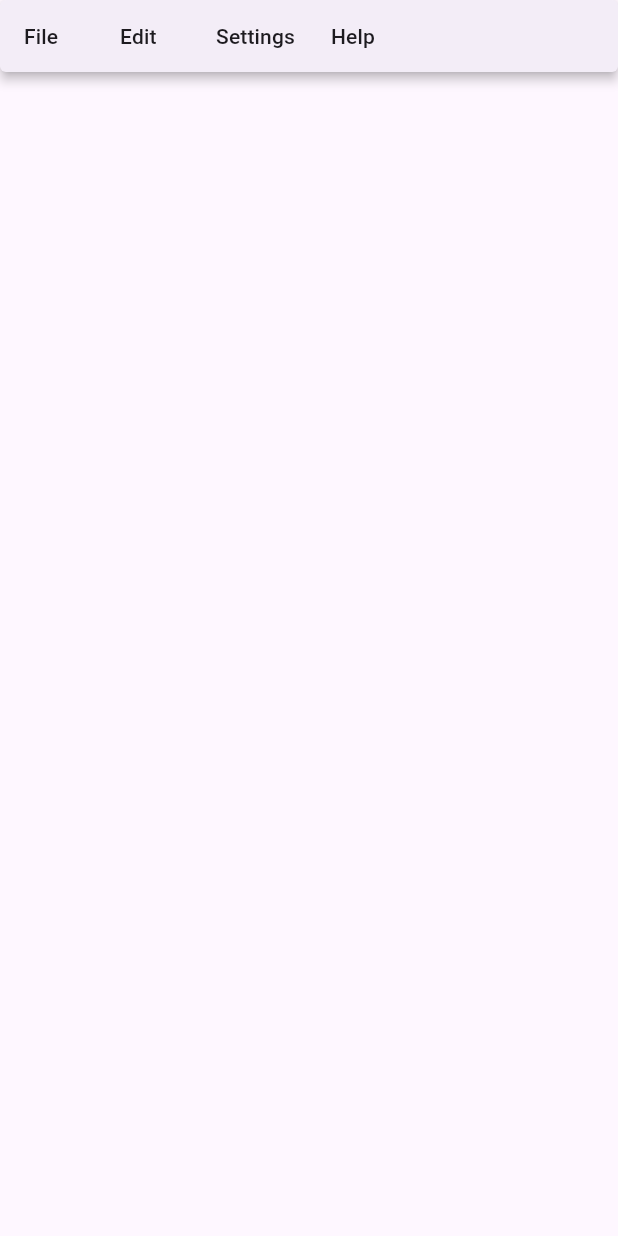
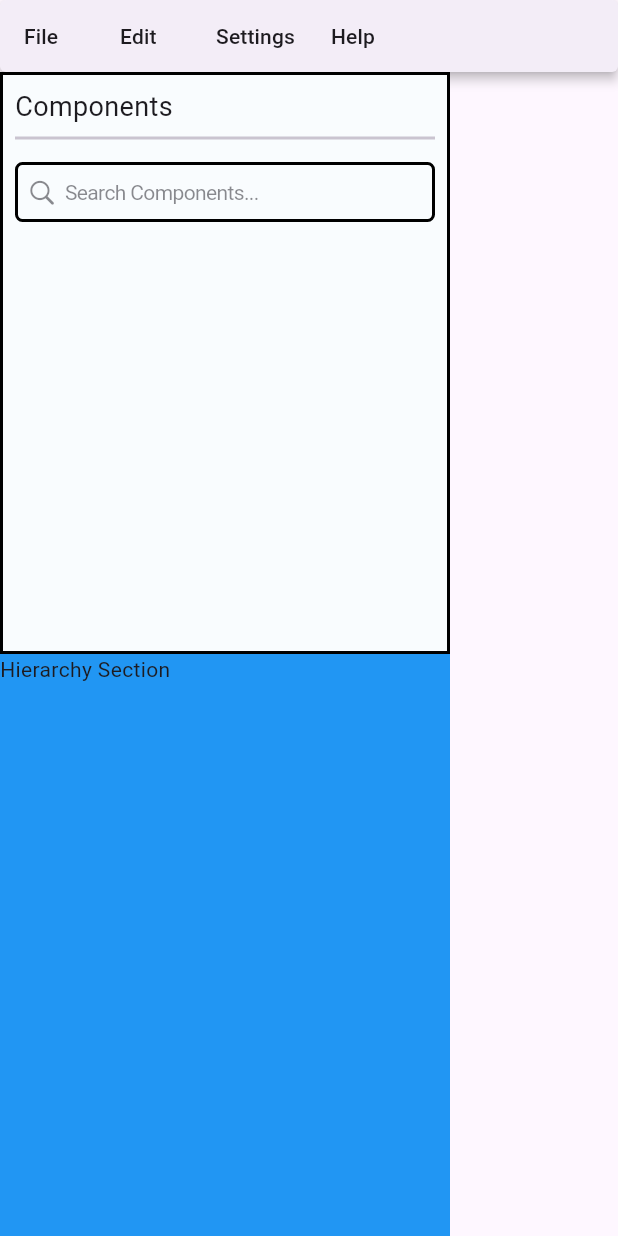
Before and after one commit to patriajasel/circuit_designer, a Flutter app: the Sketchboard screen opened by its route, on a phone screen of 412 x 824 dp. Run offline on Flutter 3.47's test engine with Material 3 defaults, Android fonts, the light colour scheme and no system bars; missing offline and left inert: flutter_libserialport, window_manager; Roboto replaces fonts that are missing (Arvo); statements that could not run were skipped.

Commit message:
Sketch Board component library in progress

```diff
--- a/lib/sketch_designer.dart
+++ b/lib/sketch_designer.dart
@@ -1,8 +1,8 @@
 // ignore_for_file: avoid_print
 
 import 'package:circuit_designer/sketch_menubar.dart';
+import 'package:flutter/cupertino.dart';
 import 'package:flutter/material.dart';
-import 'package:flutter/services.dart'; // For key bindings
 import 'package:window_manager/window_manager.dart';
 
 class Sketchboard extends StatefulWidget {
@@ -25,6 +25,8 @@ class _SketchboardState extends State<Sketchboard> {
   Widget build(BuildContext context) {
     MenuActions menuActions = MenuActions();
 
+    final TextEditingController _searchTextController = TextEditingController();
+
     return Scaffold(
       body: Shortcuts(
         shortcuts: menuActions.buildShortcuts(),
@@ -42,7 +44,68 @@ class _SketchboardState extends State<Sketchboard> {
                     menuActions.buildSettingsMenu(),
                     menuActions.buildHelpMenu()
                   ]),
-                )
+                ),
+                Expanded(
+                    child: Row(
+                  children: [
+                    SizedBox(
+                      width: 300.0,
+                      child: Column(
+                        children: [
+                          Expanded(
+                              child: Container(
+                            decoration: BoxDecoration(
+                              border: Border.all(width: 2),
+                              color: const Color(0xFFF9FCFE),
+                            ),
+                            child: Column(
+                              crossAxisAlignment: CrossAxisAlignment.start,
+                              children: [
+                                const SizedBox(
+                                  child: Padding(
+                                    padding: EdgeInsets.only(
+                                        top: 8.0, left: 8.0, right: 8.0),
+                                    child: Text(
+                                      "Components",
+                                      style: TextStyle(
+                                          fontFamily: "Arvo", fontSize: 18.0),
+                                    ),
+                                  ),
+                                ),
+                                const Padding(
+                                  padding:
+                                      EdgeInsets.only(left: 8.0, right: 8.0),
+                                  child: Divider(thickness: 2),
+                                ),
+                                SizedBox(
+                                  child: Padding(
+                                    padding: const EdgeInsets.all(8.0),
+                                    child: CupertinoSearchTextField(
+                                      placeholder: "Search Components...",
+                                      decoration: BoxDecoration(
+                                          border: Border.all(width: 2),
+                                          borderRadius:
+                                              BorderRadius.circular(5)),
+                                      style: const TextStyle(fontSize: 14.0),
+                                      controller: _searchTextController,
+                                    ),
+                                  ),
+                                )
+                              ],
+                            ),
+                          )),
+                          Expanded(
+                            child: Container(
+                              color: Colors.blue,
+                              width: double.infinity,
+                              child: const Text("Hierarchy Section"),
+                            ),
+                          )
+                        ],
+                      ),
+                    )
+                  ],
+                ))
               ],
             ),
           ),
@@ -51,9 +114,3 @@ class _SketchboardState extends State<Sketchboard> {
     );
   }
 }
-
-// * A custom intent to handle different menu actions
-class ActivateIntent extends Intent {
-  const ActivateIntent(this.action);
-  final String action;
-}
```
